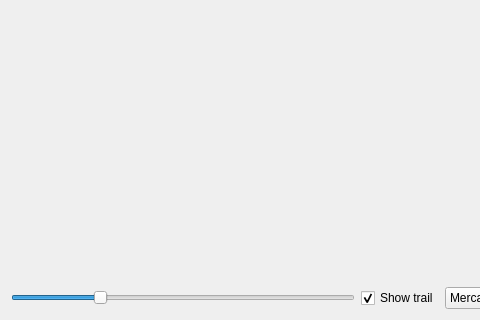
Above: move.ui from tps12/Tec-Nine before the change; both pictures show x 0 to 480 and y 166 to 486 of the 649 by 486 pixel window. Below: the same form after it.
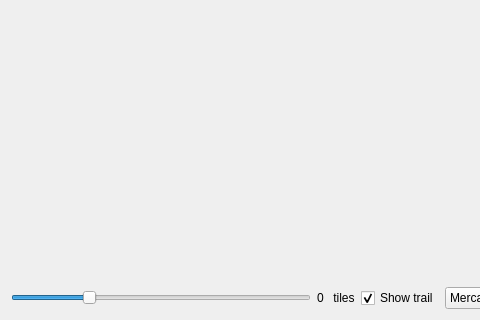
That is the form after the change.

Commit message: Show tile counts.

```diff
--- a/move.ui
+++ b/move.ui
@@ -47,6 +47,20 @@
          </property>
         </widget>
        </item>
+       <item>
+        <widget class="QLabel" name="count">
+         <property name="text">
+          <string>0</string>
+         </property>
+        </widget>
+       </item>
+       <item>
+        <widget class="QLabel" name="label">
+         <property name="text">
+          <string> tiles</string>
+         </property>
+        </widget>
+       </item>
        <item>
         <widget class="QCheckBox" name="trail">
          <property name="text">
```
The commit also changes 2 other files.
